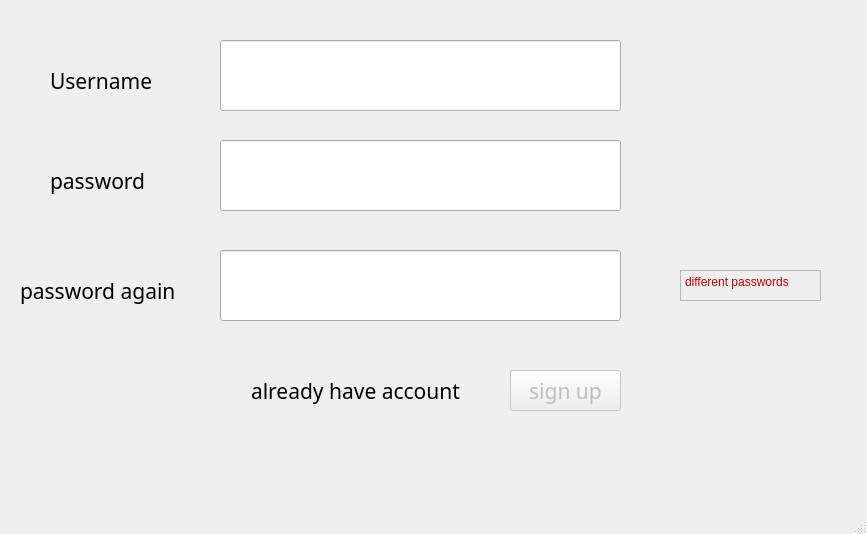
Above: messenger/sign_in.ui from SeyedAliamiri/Messenger_cpp-31-_9 before the change. Below: the same form after it.
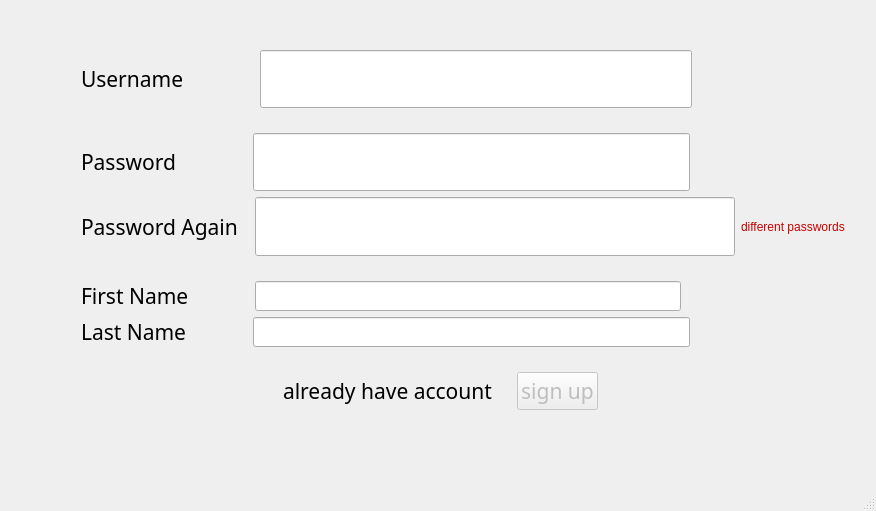
That is the form after the change.

Patch:
```diff
--- a/messenger/sign_in.ui
+++ b/messenger/sign_in.ui
@@ -6,176 +6,492 @@
    <rect>
     <x>0</x>
     <y>0</y>
-    <width>867</width>
-    <height>534</height>
+    <width>876</width>
+    <height>511</height>
    </rect>
   </property>
   <property name="windowTitle">
    <string>MainWindow</string>
   </property>
   <widget class="QWidget" name="centralwidget">
-   <widget class="QLineEdit" name="password_lineedit">
+   <widget class="QWidget" name="verticalLayoutWidget">
     <property name="geometry">
      <rect>
-      <x>220</x>
-      <y>140</y>
-      <width>401</width>
-      <height>71</height>
+      <x>11</x>
+      <y>11</y>
+      <width>854</width>
+      <height>438</height>
      </rect>
     </property>
-    <property name="echoMode">
-     <enum>QLineEdit::Password</enum>
-    </property>
-   </widget>
-   <widget class="QPushButton" name="alreadyhaveacount">
-    <property name="geometry">
-     <rect>
-      <x>220</x>
-      <y>370</y>
-      <width>271</width>
-      <height>41</height>
-     </rect>
-    </property>
-    <property name="font">
-     <font>
-      <family>Berlin Sans FB Demi</family>
-      <pointsize>16</pointsize>
-     </font>
-    </property>
-    <property name="text">
-     <string>already have account</string>
-    </property>
-    <property name="flat">
-     <bool>true</bool>
-    </property>
-   </widget>
-   <widget class="QPushButton" name="sign_in_button">
-    <property name="enabled">
-     <bool>false</bool>
-    </property>
-    <property name="geometry">
-     <rect>
-      <x>510</x>
-      <y>370</y>
-      <width>111</width>
-      <height>41</height>
-     </rect>
-    </property>
-    <property name="font">
-     <font>
-      <family>Berlin Sans FB Demi</family>
-      <pointsize>16</pointsize>
-     </font>
-    </property>
-    <property name="text">
-     <string>sign up</string>
-    </property>
-   </widget>
-   <widget class="QTextBrowser" name="textBrowser">
-    <property name="enabled">
-     <bool>false</bool>
-    </property>
-    <property name="geometry">
-     <rect>
-      <x>680</x>
-      <y>270</y>
-      <width>141</width>
-      <height>31</height>
-     </rect>
-    </property>
-    <property name="autoFormatting">
-     <set>QTextEdit::AutoNone</set>
-    </property>
-    <property name="html">
-     <string>&lt;!DOCTYPE HTML PUBLIC &quot;-//W3C//DTD HTML 4.0//EN&quot; &quot;http://www.w3.org/TR/REC-html40/strict.dtd&quot;&gt;
-&lt;html&gt;&lt;head&gt;&lt;meta name=&quot;qrichtext&quot; content=&quot;1&quot; /&gt;&lt;meta charset=&quot;utf-8&quot; /&gt;&lt;style type=&quot;text/css&quot;&gt;
-p, li { white-space: pre-wrap; }
-&lt;/style&gt;&lt;/head&gt;&lt;body style=&quot; font-family:'Segoe UI'; font-size:9pt; font-weight:400; font-style:normal;&quot;&gt;
-&lt;p style=&quot; margin-top:0px; margin-bottom:0px; margin-left:0px; margin-right:0px; -qt-block-indent:0; text-indent:0px;&quot;&gt;&lt;span style=&quot; color:#ca0000;&quot;&gt;different passwords&lt;/span&gt;&lt;/p&gt;&lt;/body&gt;&lt;/html&gt;</string>
-    </property>
-   </widget>
-   <widget class="QLabel" name="label_2">
-    <property name="geometry">
-     <rect>
-      <x>50</x>
-      <y>150</y>
-      <width>151</width>
-      <height>61</height>
-     </rect>
-    </property>
-    <property name="font">
-     <font>
-      <family>Berlin Sans FB Demi</family>
-      <pointsize>16</pointsize>
-     </font>
-    </property>
-    <property name="text">
-     <string>password</string>
-    </property>
-   </widget>
-   <widget class="QLabel" name="label_3">
-    <property name="geometry">
-     <rect>
-      <x>20</x>
-      <y>260</y>
-      <width>191</width>
-      <height>61</height>
-     </rect>
-    </property>
-    <property name="font">
-     <font>
-      <family>Berlin Sans FB Demi</family>
-      <pointsize>16</pointsize>
-     </font>
-    </property>
-    <property name="text">
-     <string>password again</string>
-    </property>
-   </widget>
-   <widget class="QLineEdit" name="username_lineedit">
-    <property name="geometry">
-     <rect>
-      <x>220</x>
-      <y>40</y>
-      <width>401</width>
-      <height>71</height>
-     </rect>
-    </property>
-    <property name="echoMode">
-     <enum>QLineEdit::Normal</enum>
-    </property>
-   </widget>
-   <widget class="QLineEdit" name="password_2_lineedit">
-    <property name="geometry">
-     <rect>
-      <x>220</x>
-      <y>250</y>
-      <width>401</width>
-      <height>71</height>
-     </rect>
-    </property>
-    <property name="echoMode">
-     <enum>QLineEdit::Password</enum>
-    </property>
-   </widget>
-   <widget class="QLabel" name="label">
-    <property name="geometry">
-     <rect>
-      <x>50</x>
-      <y>50</y>
-      <width>141</width>
-      <height>61</height>
-     </rect>
-    </property>
-    <property name="font">
-     <font>
-      <family>Berlin Sans FB Demi</family>
-      <pointsize>16</pointsize>
-     </font>
-    </property>
-    <property name="text">
-     <string>Username</string>
-    </property>
+    <layout class="QVBoxLayout" name="verticalLayout_2" stretch="2,3,1,3,3,1,1,1,1,3,2">
+     <item>
+      <spacer name="verticalSpacer">
+       <property name="orientation">
+        <enum>Qt::Vertical</enum>
+       </property>
+       <property name="sizeHint" stdset="0">
+        <size>
+         <width>20</width>
+         <height>40</height>
+        </size>
+       </property>
+      </spacer>
+     </item>
+     <item>
+      <layout class="QHBoxLayout" name="horizontalLayout" stretch="0,0,5,2">
+       <item>
+        <spacer name="horizontalSpace">
+         <property name="orientation">
+          <enum>Qt::Horizontal</enum>
+         </property>
+         <property name="sizeType">
+          <enum>QSizePolicy::Fixed</enum>
+         </property>
+         <property name="sizeHint" stdset="0">
+          <size>
+           <width>70</width>
+           <height>20</height>
+          </size>
+         </property>
+        </spacer>
+       </item>
+       <item>
+        <widget class="QLabel" name="label">
+         <property name="font">
+          <font>
+           <family>Berlin Sans FB Demi</family>
+           <pointsize>16</pointsize>
+          </font>
+         </property>
+         <property name="text">
+          <string>Username             </string>
+         </property>
+        </widget>
+       </item>
+       <item>
+        <widget class="QLineEdit" name="username_lineedit">
+         <property name="sizePolicy">
+          <sizepolicy hsizetype="Expanding" vsizetype="Minimum">
+           <horstretch>0</horstretch>
+           <verstretch>0</verstretch>
+          </sizepolicy>
+         </property>
+         <property name="echoMode">
+          <enum>QLineEdit::Normal</enum>
+         </property>
+        </widget>
+       </item>
+       <item>
+        <spacer name="horizontalSpacer_2">
+         <property name="orientation">
+          <enum>Qt::Horizontal</enum>
+         </property>
+         <property name="sizeHint" stdset="0">
+          <size>
+           <width>40</width>
+           <height>20</height>
+          </size>
+         </property>
+        </spacer>
+       </item>
+      </layout>
+     </item>
+     <item>
+      <spacer name="verticalSpacer_3">
+       <property name="orientation">
+        <enum>Qt::Vertical</enum>
+       </property>
+       <property name="sizeHint" stdset="0">
+        <size>
+         <width>20</width>
+         <height>40</height>
+        </size>
+       </property>
+      </spacer>
+     </item>
+     <item>
+      <layout class="QHBoxLayout" name="horizontalLayout_2" stretch="0,0,5,2">
+       <item>
+        <spacer name="horizontalSpacer_3">
+         <property name="orientation">
+          <enum>Qt::Horizontal</enum>
+         </property>
+         <property name="sizeType">
+          <enum>QSizePolicy::Fixed</enum>
+         </property>
+         <property name="sizeHint" stdset="0">
+          <size>
+           <width>70</width>
+           <height>20</height>
+          </size>
+         </property>
+        </spacer>
+       </item>
+       <item>
+        <widget class="QLabel" name="label_2">
+         <property name="font">
+          <font>
+           <family>Berlin Sans FB Demi</family>
+           <pointsize>16</pointsize>
+          </font>
+         </property>
+         <property name="text">
+          <string>Password             </string>
+         </property>
+        </widget>
+       </item>
+       <item>
+        <widget class="QLineEdit" name="password_lineedit">
+         <property name="sizePolicy">
+          <sizepolicy hsizetype="Expanding" vsizetype="Minimum">
+           <horstretch>0</horstretch>
+           <verstretch>0</verstretch>
+          </sizepolicy>
+         </property>
+         <property name="echoMode">
+          <enum>QLineEdit::Password</enum>
+         </property>
+        </widget>
+       </item>
+       <item>
+        <spacer name="horizontalSpacer_4">
+         <property name="orientation">
+          <enum>Qt::Horizontal</enum>
+         </property>
+         <property name="sizeType">
+          <enum>QSizePolicy::Expanding</enum>
+         </property>
+         <property name="sizeHint" stdset="0">
+          <size>
+           <width>40</width>
+           <height>20</height>
+          </size>
+         </property>
+        </spacer>
+       </item>
+      </layout>
+     </item>
+     <item>
+      <layout class="QHBoxLayout" name="horizontalLayout_3">
+       <item>
+        <spacer name="horizontalSpacer_5">
+         <property name="orientation">
+          <enum>Qt::Horizontal</enum>
+         </property>
+         <property name="sizeType">
+          <enum>QSizePolicy::Fixed</enum>
+         </property>
+         <property name="sizeHint" stdset="0">
+          <size>
+           <width>70</width>
+           <height>20</height>
+          </size>
+         </property>
+        </spacer>
+       </item>
+       <item>
+        <widget class="QLabel" name="label_3">
+         <property name="font">
+          <font>
+           <family>Berlin Sans FB Demi</family>
+           <pointsize>16</pointsize>
+          </font>
+         </property>
+         <property name="text">
+          <string>Password Again  </string>
+         </property>
+        </widget>
+       </item>
+       <item>
+        <widget class="QLineEdit" name="password_2_lineedit">
+         <property name="sizePolicy">
+          <sizepolicy hsizetype="Expanding" vsizetype="Minimum">
+           <horstretch>0</horstretch>
+           <verstretch>0</verstretch>
+          </sizepolicy>
+         </property>
+         <property name="echoMode">
+          <enum>QLineEdit::Password</enum>
+         </property>
+        </widget>
+       </item>
+       <item>
+        <widget class="QLabel" name="diffrent_error">
+         <property name="styleSheet">
+          <string notr="true">color: rgb(202, 0, 0);</string>
+         </property>
+         <property name="text">
+          <string>different passwords</string>
+         </property>
+        </widget>
+       </item>
+       <item>
+        <spacer name="horizontalSpacer_6">
+         <property name="orientation">
+          <enum>Qt::Horizontal</enum>
+         </property>
+         <property name="sizeType">
+          <enum>QSizePolicy::Maximum</enum>
+         </property>
+         <property name="sizeHint" stdset="0">
+          <size>
+           <width>20</width>
+           <height>20</height>
+          </size>
+         </property>
+        </spacer>
+       </item>
+      </layout>
+     </item>
+     <item>
+      <spacer name="verticalSpacer_6">
+       <property name="orientation">
+        <enum>Qt::Vertical</enum>
+       </property>
+       <property name="sizeHint" stdset="0">
+        <size>
+         <width>20</width>
+         <height>40</height>
+        </size>
+       </property>
+      </spacer>
+     </item>
+     <item>
+      <layout class="QHBoxLayout" name="horizontalLayout_7" stretch="0,0,5,0,2">
+       <item>
+        <spacer name="horizontalSpacer_11">
+         <property name="orientation">
+          <enum>Qt::Horizontal</enum>
+         </property>
+         <property name="sizeType">
+          <enum>QSizePolicy::Fixed</enum>
+         </property>
+         <property name="sizeHint" stdset="0">
+          <size>
+           <width>70</width>
+           <height>20</height>
+          </size>
+         </property>
+        </spacer>
+       </item>
+       <item>
+        <widget class="QLabel" name="label_5">
+         <property name="font">
+          <font>
+           <family>Berlin Sans FB Demi</family>
+           <pointsize>16</pointsize>
+          </font>
+         </property>
+         <property name="text">
+          <string>First Name           </string>
+         </property>
+        </widget>
+       </item>
+       <item>
+        <widget class="QLineEdit" name="firstname">
+         <property name="sizePolicy">
+          <sizepolicy hsizetype="Expanding" vsizetype="Minimum">
+           <horstretch>0</horstretch>
+           <verstretch>0</verstretch>
+          </sizepolicy>
+         </property>
+         <property name="echoMode">
+          <enum>QLineEdit::Password</enum>
+         </property>
+        </widget>
+       </item>
+       <item>
+        <widget class="QLabel" name="label_4">
+         <property name="text">
+          <string/>
+         </property>
+        </widget>
+       </item>
+       <item>
+        <spacer name="horizontalSpacer_12">
+         <property name="orientation">
+          <enum>Qt::Horizontal</enum>
+         </property>
+         <property name="sizeType">
+          <enum>QSizePolicy::Expanding</enum>
+         </property>
+         <property name="sizeHint" stdset="0">
+          <size>
+           <width>40</width>
+           <height>20</height>
+          </size>
+         </property>
+        </spacer>
+       </item>
+      </layout>
+     </item>
+     <item>
+      <layout class="QHBoxLayout" name="horizontalLayout_9" stretch="0,0,5,2">
+       <item>
+        <spacer name="horizontalSpacer_15">
+         <property name="orientation">
+          <enum>Qt::Horizontal</enum>
+         </property>
+         <property name="sizeType">
+          <enum>QSizePolicy::Fixed</enum>
+         </property>
+         <property name="sizeHint" stdset="0">
+          <size>
+           <width>70</width>
+           <height>20</height>
+          </size>
+         </property>
+        </spacer>
+       </item>
+       <item>
+        <widget class="QLabel" name="label_7">
+         <property name="font">
+          <font>
+           <family>Berlin Sans FB Demi</family>
+           <pointsize>16</pointsize>
+          </font>
+         </property>
+         <property name="text">
+          <string>Last Name           </string>
+         </property>
+        </widget>
+       </item>
+       <item>
+        <widget class="QLineEdit" name="lastname">
+         <property name="sizePolicy">
+          <sizepolicy hsizetype="Expanding" vsizetype="Minimum">
+           <horstretch>0</horstretch>
+           <verstretch>0</verstretch>
+          </sizepolicy>
+         </property>
+         <property name="echoMode">
+          <enum>QLineEdit::Password</enum>
+         </property>
+        </widget>
+       </item>
+       <item>
+        <spacer name="horizontalSpacer_16">
+         <property name="orientation">
+          <enum>Qt::Horizontal</enum>
+         </property>
+         <property name="sizeType">
+          <enum>QSizePolicy::Expanding</enum>
+         </property>
+         <property name="sizeHint" stdset="0">
+          <size>
+           <width>40</width>
+           <height>20</height>
+          </size>
+         </property>
+        </spacer>
+       </item>
+      </layout>
+     </item>
+     <item>
+      <spacer name="verticalSpacer_5">
+       <property name="orientation">
+        <enum>Qt::Vertical</enum>
+       </property>
+       <property name="sizeHint" stdset="0">
+        <size>
+         <width>20</width>
+         <height>40</height>
+        </size>
+       </property>
+      </spacer>
+     </item>
+     <item>
+      <layout class="QHBoxLayout" name="horizontalLayout_4">
+       <item>
+        <spacer name="horizontalSpacer_7">
+         <property name="orientation">
+          <enum>Qt::Horizontal</enum>
+         </property>
+         <property name="sizeHint" stdset="0">
+          <size>
+           <width>40</width>
+           <height>20</height>
+          </size>
+         </property>
+        </spacer>
+       </item>
+       <item>
+        <widget class="QPushButton" name="alreadyhaveacount">
+         <property name="font">
+          <font>
+           <family>Berlin Sans FB Demi</family>
+           <pointsize>16</pointsize>
+          </font>
+         </property>
+         <property name="text">
+          <string>already have account</string>
+         </property>
+         <property name="flat">
+          <bool>true</bool>
+         </property>
+        </widget>
+       </item>
+       <item>
+        <spacer name="horizontalSpacer">
+         <property name="orientation">
+          <enum>Qt::Horizontal</enum>
+         </property>
+         <property name="sizeType">
+          <enum>QSizePolicy::Minimum</enum>
+         </property>
+         <property name="sizeHint" stdset="0">
+          <size>
+           <width>15</width>
+           <height>20</height>
+          </size>
+         </property>
+        </spacer>
+       </item>
+       <item>
+        <widget class="QPushButton" name="sign_in_button">
+         <property name="enabled">
+          <bool>false</bool>
+         </property>
+         <property name="font">
+          <font>
+           <family>Berlin Sans FB Demi</family>
+           <pointsize>16</pointsize>
+          </font>
+         </property>
+         <property name="text">
+          <string>sign up</string>
+         </property>
+        </widget>
+       </item>
+       <item>
+        <spacer name="horizontalSpacer_8">
+         <property name="orientation">
+          <enum>Qt::Horizontal</enum>
+         </property>
+         <property name="sizeHint" stdset="0">
+          <size>
+           <width>40</width>
+           <height>20</height>
+          </size>
+         </property>
+        </spacer>
+       </item>
+      </layout>
+     </item>
+     <item>
+      <spacer name="verticalSpacer_2">
+       <property name="orientation">
+        <enum>Qt::Vertical</enum>
+       </property>
+       <property name="sizeHint" stdset="0">
+        <size>
+         <width>20</width>
+         <height>40</height>
+        </size>
+       </property>
+      </spacer>
+     </item>
+    </layout>
    </widget>
   </widget>
   <widget class="QMenuBar" name="menubar">
```
Left out of the diff: 2 changed lines with no effect on the pictures.
